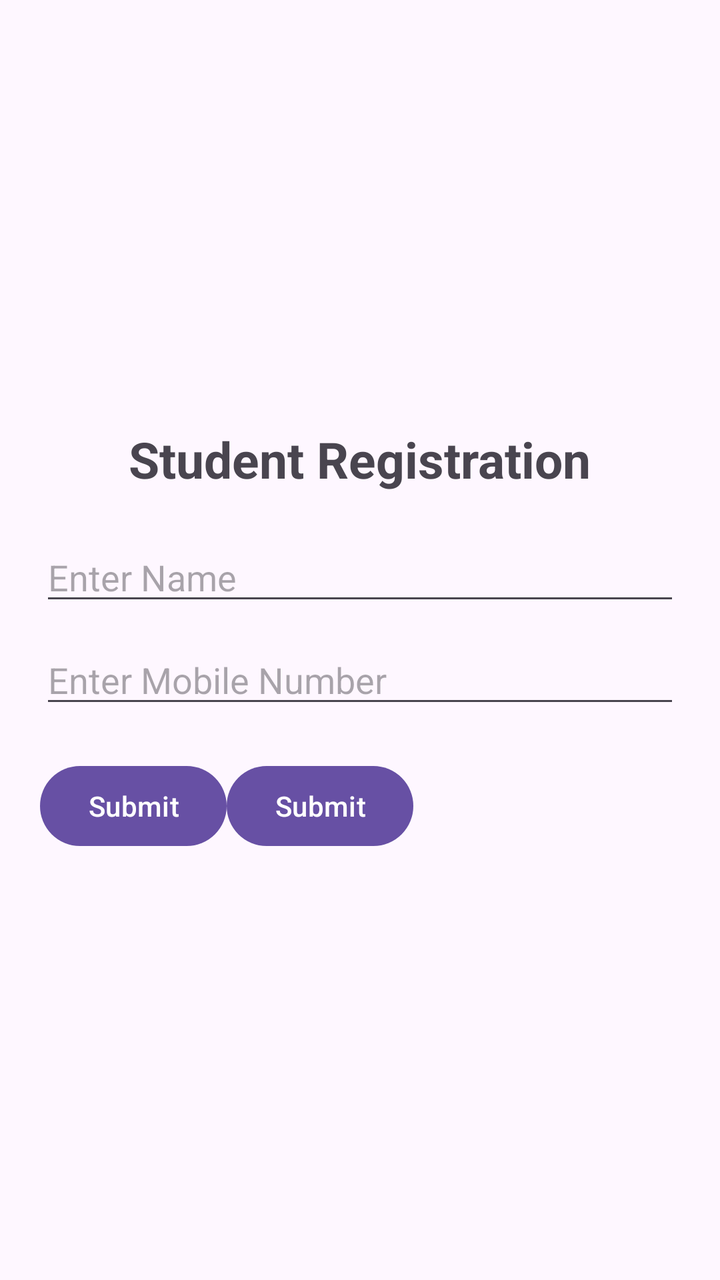
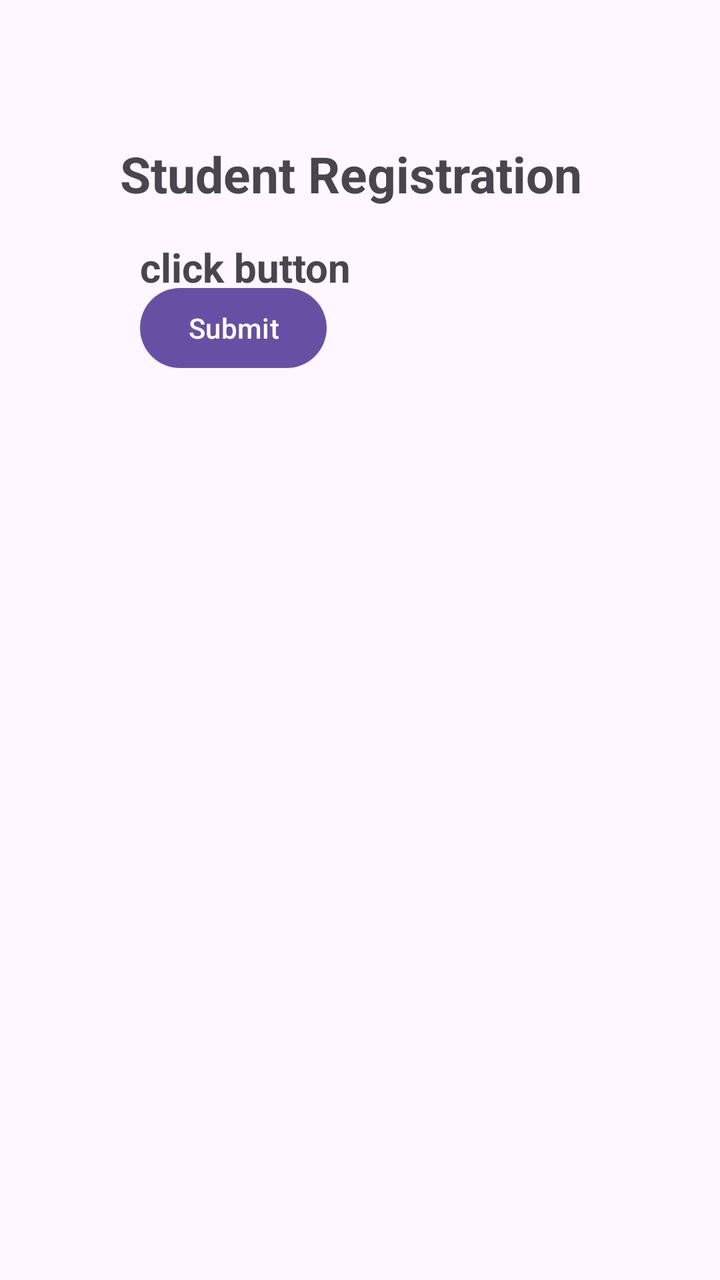

Two renders of the same Android screen: before a commit and after it. Below are the layout's source before the change and the commit's diff.
<!-- AndroidManifest.xml: application theme Theme.TestProjects -->
<!-- res/layout/activity_main.xml -->
<?xml version="1.0" encoding="utf-8"?>
<RelativeLayout    xmlns:android="http://schemas.android.com/apk/res/android"
    android:layout_width="match_parent"
    android:layout_height="match_parent"
    android:orientation="vertical"
    android:gravity="center"
    android:padding="20dp">

    <TextView
        android:id="@+id/textTitle"
        android:layout_width="wrap_content"
        android:layout_height="wrap_content"
        android:text="Student Registration"
        android:layout_centerHorizontal="true"
        android:layout_alignParentTop="true"
        android:textSize="25sp"
        android:textStyle="bold"/>

    <EditText
        android:id="@+id/name"
        android:layout_width="match_parent"
        android:layout_height="wrap_content"
        android:hint="Enter Name"
        android:layout_below="@id/textTitle"
        android:layout_marginTop="20dp"/>

    <EditText
        android:id="@+id/Mobile"
        android:layout_width="match_parent"
        android:layout_height="wrap_content"
        android:hint="Enter Mobile Number"
        android:inputType="phone"
        android:layout_below="@id/name"
        android:layout_marginTop="10dp"/>

    <Button
        android:id="@+id/button1"
        android:layout_width="wrap_content"
        android:layout_height="wrap_content"
        android:text="Submit"
        android:layout_below="@id/Mobile"
        android:layout_marginTop="20dp"/>

    <Button
        android:id="@+id/button2"
        android:layout_width="wrap_content"
        android:layout_height="wrap_content"
        android:text="Submit"
        android:layout_below="@id/Mobile"
        android:layout_toRightOf="@id/button1"
        android:layout_marginTop="20dp"/>

</RelativeLayout>
<!-- resources referenced by this layout -->
<resources>
  <style name="Theme.TestProjects" parent="Base.Theme.TestProjects" />
  <style name="Base.Theme.TestProjects" parent="Theme.Material3.DayNight.NoActionBar">
          
          
      </style>
</resources>

<!-- the commit's change to res/layout/activity_main.xml (unified diff, before → after) -->
@@ -1,5 +1,6 @@
 <?xml version="1.0" encoding="utf-8"?>
-<RelativeLayout    xmlns:android="http://schemas.android.com/apk/res/android"
+<AbsoluteLayout
+    xmlns:android="http://schemas.android.com/apk/res/android"
     android:layout_width="match_parent"
     android:layout_height="match_parent"
     android:orientation="vertical"
@@ -7,47 +8,28 @@
     android:padding="20dp">
 
     <TextView
-        android:id="@+id/textTitle"
         android:layout_width="wrap_content"
         android:layout_height="wrap_content"
         android:text="Student Registration"
-        android:layout_centerHorizontal="true"
-        android:layout_alignParentTop="true"
         android:textSize="25sp"
-        android:textStyle="bold"/>
-
-    <EditText
-        android:id="@+id/name"
-        android:layout_width="match_parent"
-        android:layout_height="wrap_content"
-        android:hint="Enter Name"
-        android:layout_below="@id/textTitle"
-        android:layout_marginTop="20dp"/>
-
-    <EditText
-        android:id="@+id/Mobile"
-        android:layout_width="match_parent"
-        android:layout_height="wrap_content"
-        android:hint="Enter Mobile Number"
-        android:inputType="phone"
-        android:layout_below="@id/name"
-        android:layout_marginTop="10dp"/>
-
-    <Button
-        android:id="@+id/button1"
+        android:textStyle="bold"
+        android:layout_x="40dp"
+        android:layout_y="50dp"/>
+    <TextView
         android:layout_width="wrap_content"
         android:layout_height="wrap_content"
-        android:text="Submit"
-        android:layout_below="@id/Mobile"
-        android:layout_marginTop="20dp"/>
+        android:text="click button"
+        android:textSize="20sp"
+        android:textStyle="bold"
+        android:layout_x="50dp"
+        android:layout_y="100dp"/>
 
     <Button
         android:id="@+id/button2"
         android:layout_width="wrap_content"
         android:layout_height="wrap_content"
         android:text="Submit"
-        android:layout_below="@id/Mobile"
-        android:layout_toRightOf="@id/button1"
-        android:layout_marginTop="20dp"/>
+        android:layout_x="50dp"
+        android:layout_y="120dp" />
 
-</RelativeLayout>
+</AbsoluteLayout>
